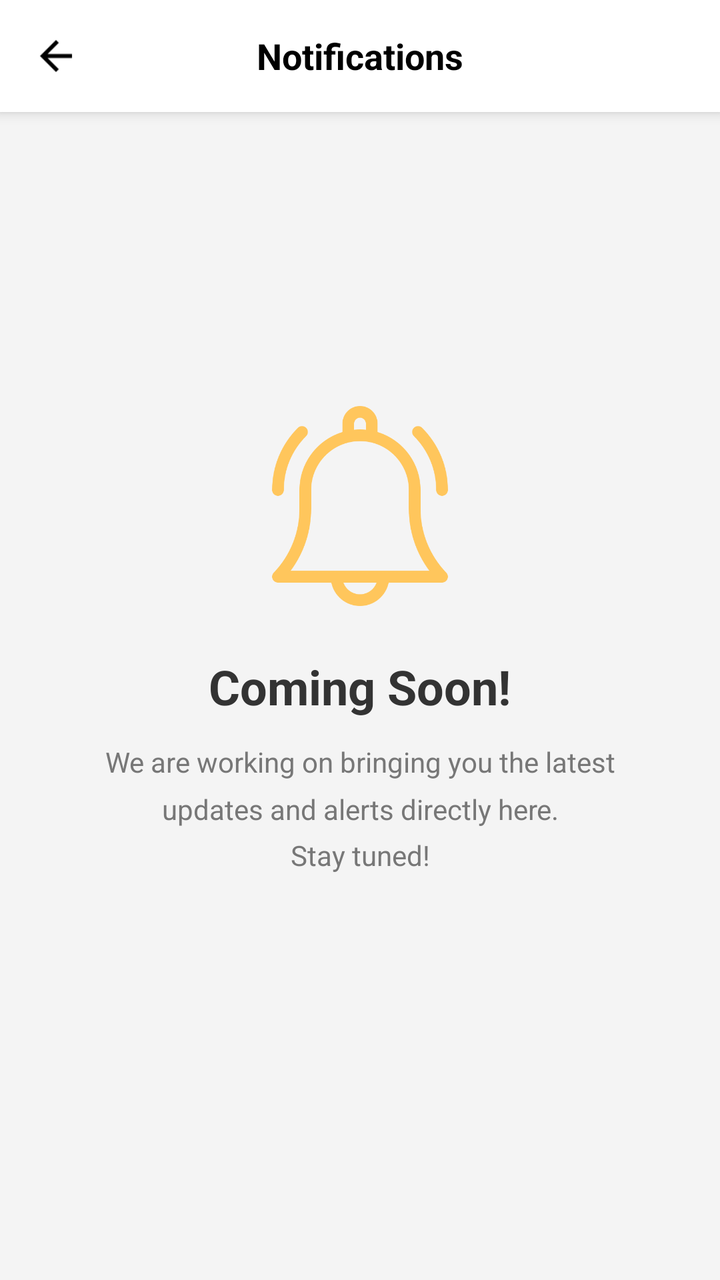
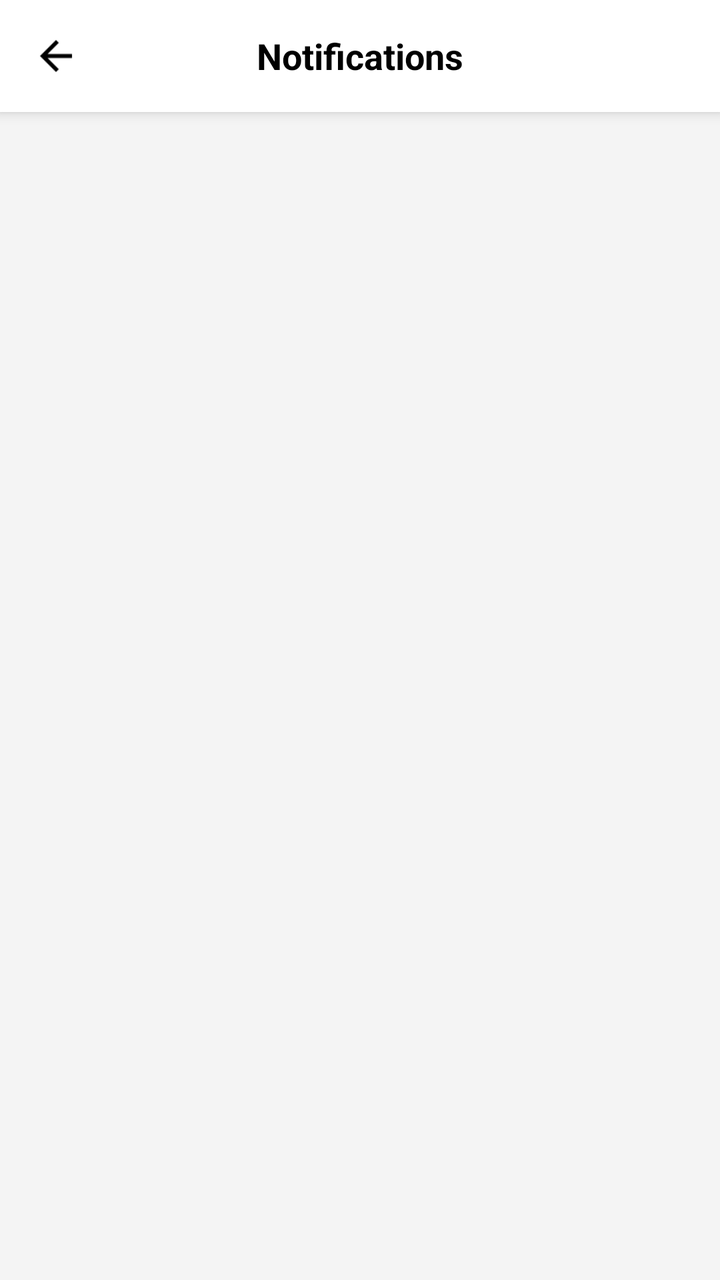

Two renders of the same Android screen: before a commit and after it. Below are the layout's source before the change and the commit's diff.
<!-- AndroidManifest.xml: application theme Theme.BikePaar -->
<!-- res/layout/activity_notification.xml -->
<?xml version="1.0" encoding="utf-8"?>
<RelativeLayout xmlns:android="http://schemas.android.com/apk/res/android"
    android:layout_width="match_parent"
    android:layout_height="match_parent"
    android:fitsSystemWindows="true"
    android:background="#F4F4F4">

    
    <RelativeLayout
        android:id="@+id/topBar"
        android:layout_width="match_parent"
        android:layout_height="56dp"
        android:background="#FFFFFF"
        android:elevation="4dp">

        <ImageView
            android:id="@+id/ivBack"
            android:layout_width="24dp"
            android:layout_height="24dp"
            android:layout_centerVertical="true"
            android:layout_marginStart="16dp"
            android:src="@drawable/ic_arrow_back"
            android:tint="#000000" />

        <TextView
            android:layout_width="wrap_content"
            android:layout_height="wrap_content"
            android:layout_centerInParent="true"
            android:text="Notifications"
            android:textColor="#000000"
            android:textSize="18sp"
            android:textStyle="bold" />
    </RelativeLayout>

    
    <LinearLayout
        android:layout_width="match_parent"
        android:layout_height="wrap_content"
        android:layout_centerInParent="true"
        android:gravity="center"
        android:orientation="vertical"
        android:padding="32dp">

        <ImageView
            android:layout_width="100dp"
            android:layout_height="100dp"
            android:layout_marginBottom="24dp"
            android:src="@drawable/ic_notifications"
            android:tint="#FFC65C" />

        <TextView
            android:layout_width="wrap_content"
            android:layout_height="wrap_content"
            android:text="Coming Soon!"
            android:textColor="#333333"
            android:textSize="24sp"
            android:textStyle="bold"
            android:layout_marginBottom="12dp" />

        <TextView
            android:layout_width="wrap_content"
            android:layout_height="wrap_content"
            android:gravity="center"
            android:text="We are working on bringing you the latest updates and alerts directly here.\nStay tuned!"
            android:textColor="#777777"
            android:textSize="14sp"
            android:lineSpacingMultiplier="1.4" />

    </LinearLayout>

</RelativeLayout>
<!-- resources referenced by this layout -->
<resources>
  <!-- drawable ic_arrow_back: png bitmap (drawable, 251 bytes) -->
  <!-- drawable ic_notifications: png bitmap (drawable, 14191 bytes) -->
  <style name="Theme.BikePaar" parent="Base.Theme.BikePaar">
          <item name="android:windowAnimationStyle">@style/Animation.BikePaar</item>
      </style>
  <style name="Base.Theme.BikePaar" parent="Theme.Material3.DayNight.NoActionBar">
          
          
      </style>
  <style name="Animation.BikePaar" parent="@android:style/Animation.Activity">
          <item name="android:activityOpenEnterAnimation">@anim/fade_in</item>
          <item name="android:activityOpenExitAnimation">@anim/fade_out</item>
          <item name="android:activityCloseEnterAnimation">@anim/fade_in</item>
          <item name="android:activityCloseExitAnimation">@anim/fade_out</item>
      </style>
</resources>

<!-- the commit's change to res/layout/activity_notification.xml (unified diff, before → after) -->
@@ -33,39 +33,57 @@
     </RelativeLayout>
 
     
+    <androidx.recyclerview.widget.RecyclerView
+        android:id="@+id/rvNotifications"
+        android:layout_width="match_parent"
+        android:layout_height="match_parent"
+        android:layout_below="@id/topBar"
+        android:clipToPadding="false"
+        android:paddingBottom="16dp"
+        android:visibility="gone" />
+
+    
+    <ProgressBar
+        android:id="@+id/progressBar"
+        android:layout_width="wrap_content"
+        android:layout_height="wrap_content"
+        android:layout_centerInParent="true"
+        android:indeterminateTint="#FFC65C" />
+
+    
     <LinearLayout
+        android:id="@+id/layoutEmpty"
         android:layout_width="match_parent"
         android:layout_height="wrap_content"
         android:layout_centerInParent="true"
         android:gravity="center"
         android:orientation="vertical"
-        android:padding="32dp">
+        android:padding="32dp"
+        android:visibility="gone">
 
         <ImageView
             android:layout_width="100dp"
             android:layout_height="100dp"
             android:layout_marginBottom="24dp"
             android:src="@drawable/ic_notifications"
-            android:tint="#FFC65C" />
+            android:tint="#CCCCCC" />
 
         <TextView
             android:layout_width="wrap_content"
             android:layout_height="wrap_content"
-            android:text="Coming Soon!"
+            android:text="No Notifications"
             android:textColor="#333333"
-            android:textSize="24sp"
+            android:textSize="20sp"
             android:textStyle="bold"
-            android:layout_marginBottom="12dp" />
+            android:layout_marginBottom="8dp" />
 
         <TextView
             android:layout_width="wrap_content"
             android:layout_height="wrap_content"
             android:gravity="center"
-            android:text="We are working on bringing you the latest updates and alerts directly here.\nStay tuned!"
+            android:text="You're all caught up! Check back later for updates."
             android:textColor="#777777"
-            android:textSize="14sp"
-            android:lineSpacingMultiplier="1.4" />
-
+            android:textSize="14sp" />
     </LinearLayout>
 
 </RelativeLayout>
<!-- resource entries referenced after the edit -->
@@ -5,7 +5,7 @@
   <style name="Theme.BikePaar" parent="Base.Theme.BikePaar">
           <item name="android:windowAnimationStyle">@style/Animation.BikePaar</item>
       </style>
-  <style name="Base.Theme.BikePaar" parent="Theme.Material3.DayNight.NoActionBar">
+  <style name="Base.Theme.BikePaar" parent="Theme.Material3.Light.NoActionBar">
           
           
       </style>
